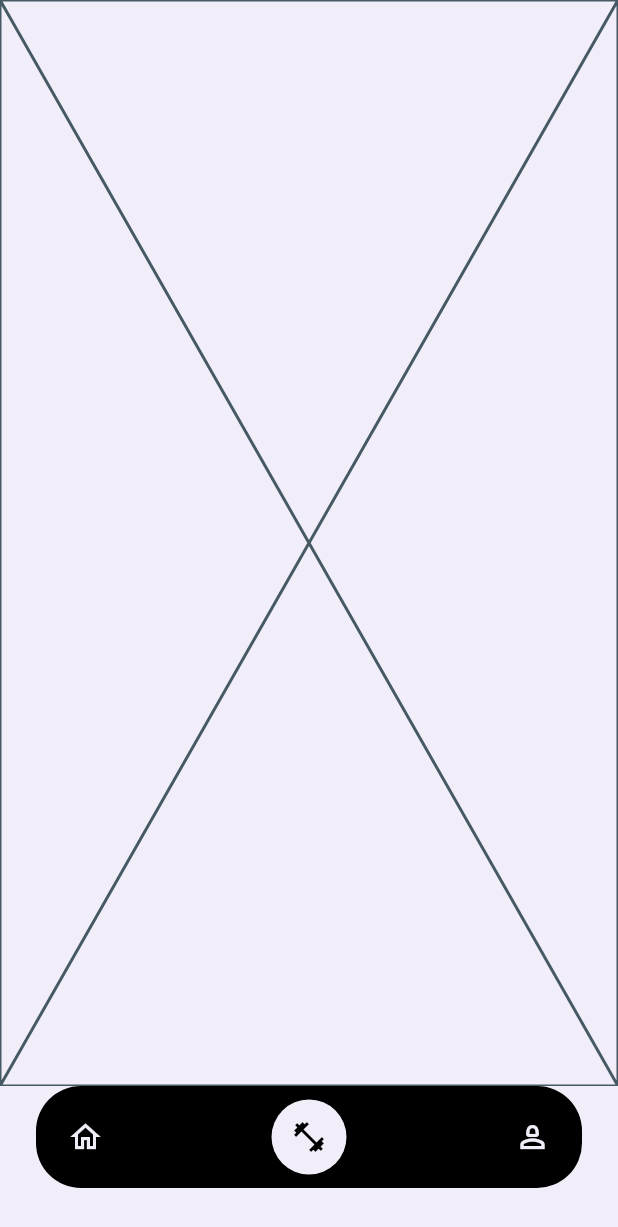
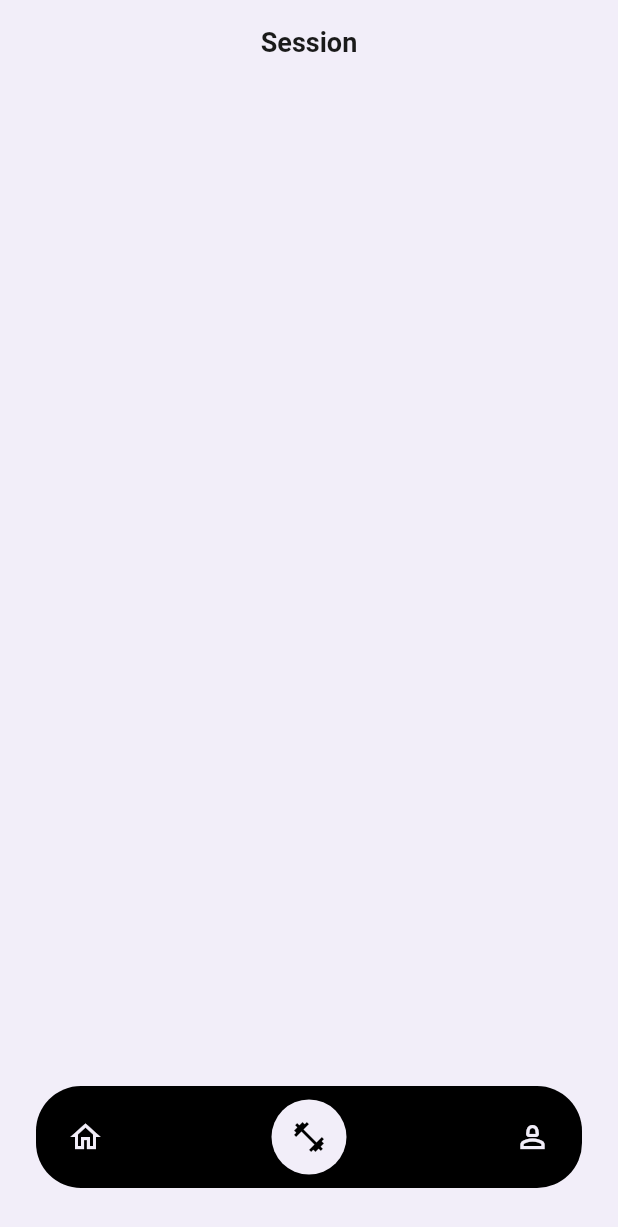
Before and after one commit to MuhannadMutawe/fitness_app_ui, a Flutter app: the screen it shows after launch, item 2 of the bottom bar chosen, on a phone screen of 412 x 824 dp. Shown: the top 1227 px of the screen. Run offline on Flutter 3.47's test engine with Material 3 defaults, Android fonts, the light colour scheme and no system bars; our stand-ins replace device_preview, go_router, hive_flutter; accounts and stored records are empty; network calls fail.

Commit message:
create app bar for session view.

```diff
--- a/lib/features/session/presentation/view/session_view.dart
+++ b/lib/features/session/presentation/view/session_view.dart
@@ -1,3 +1,4 @@
+import 'package:fitness_app_ui/app/designe/designe_token.dart';
 import 'package:flutter/material.dart';
 
 class SessionView extends StatelessWidget {
@@ -5,6 +6,21 @@ class SessionView extends StatelessWidget {
 
   @override
   Widget build(BuildContext context) {
-    return const Placeholder();
+    return Scaffold(
+      appBar: AppBar(
+        backgroundColor: DT.bg,
+        elevation: 0,
+        title: Text(
+          'Session',
+          style: TextStyle(
+            fontSize: 18,
+            color: DT.textPrimary,
+            fontWeight: FontWeight.w600,
+          ),
+        ),
+        centerTitle: true,
+      ),
+      body: SingleChildScrollView(),
+    );
   }
 }
```
